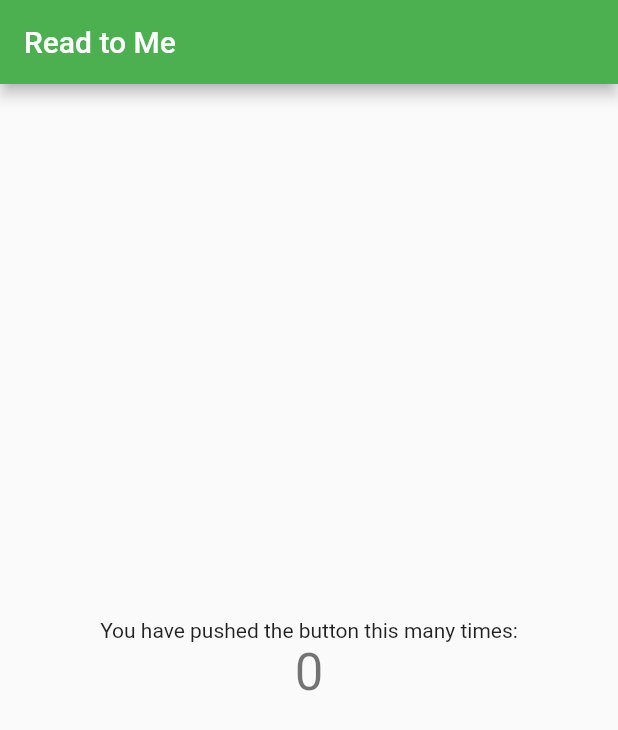
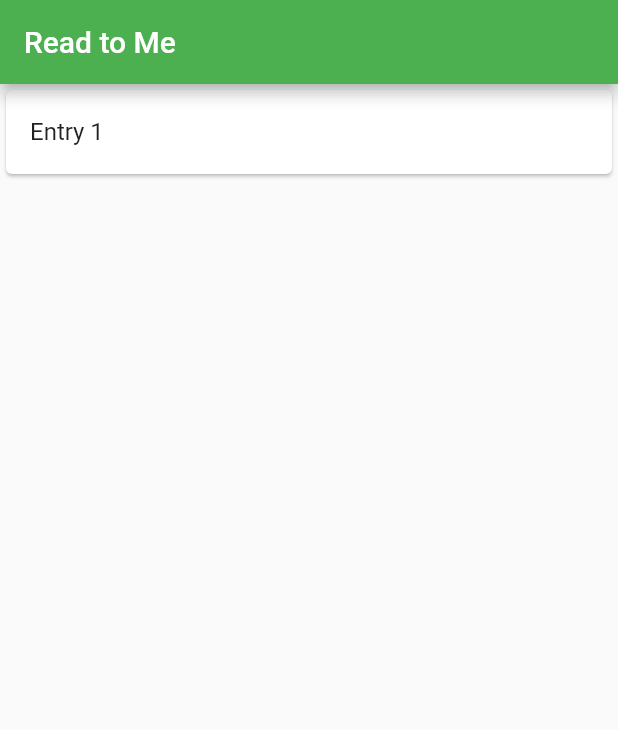
Before and after one commit to adithya-somasundaram/readtome, a Flutter app: the screen it shows after launch, on a phone screen of 412 x 824 dp. Shown: the top 730 px of the screen. Run offline on Flutter 3.47's test engine with Material 2 defaults, Android fonts, the phone set to English and light mode, and no system bars.

Commit message:
added entry card and template

```diff
--- a/lib/home.dart
+++ b/lib/home.dart
@@ -1,4 +1,5 @@
 import 'package:flutter/material.dart';
+import './entry.dart';
 
 class MyHomePage extends StatefulWidget {
   MyHomePage({Key key, this.title}) : super(key: key);
@@ -19,18 +20,6 @@ class MyHomePage extends StatefulWidget {
 }
 
 class _MyHomePageState extends State<MyHomePage> {
-  int _counter = 0;
-
-  void _incrementCounter() {
-    setState(() {
-      // This call to setState tells the Flutter framework that something has
-      // changed in this State, which causes it to rerun the build method below
-      // so that the display can reflect the updated values. If we changed
-      // _counter without calling setState(), then the build method would not be
-      // called again, and so nothing would appear to happen.
-      _counter++;
-    });
-  }
 
   @override
   Widget build(BuildContext context) {
@@ -64,15 +53,23 @@ class _MyHomePageState extends State<MyHomePage> {
           // center the children vertically; the main axis here is the vertical
           // axis because Columns are vertical (the cross axis would be
           // horizontal).
-          mainAxisAlignment: MainAxisAlignment.center,
-          children: <Widget>[
-            Text(
-              'You have pushed the button this many times:',
-            ),
-            Text(
-              '$_counter',
-              style: Theme.of(context).textTheme.headline4,
-            ),
+          mainAxisAlignment: MainAxisAlignment.start,
+          children:
+          <Widget>[
+            GestureDetector(
+              onTap: (){
+                Navigator.of(context).push(
+                  MaterialPageRoute(
+                    builder: (context) => Entry(title: 'Entry 1')
+                  )
+                );
+              },
+              child: new Card(
+                child: ListTile(
+                  title: Text('Entry 1'),
+                ),
+              ) ,
+            )
           ],
         ),
       ),
```
Also changed, not shown: lib/entry.dart (+69 -0 lines), pubspec.lock.
